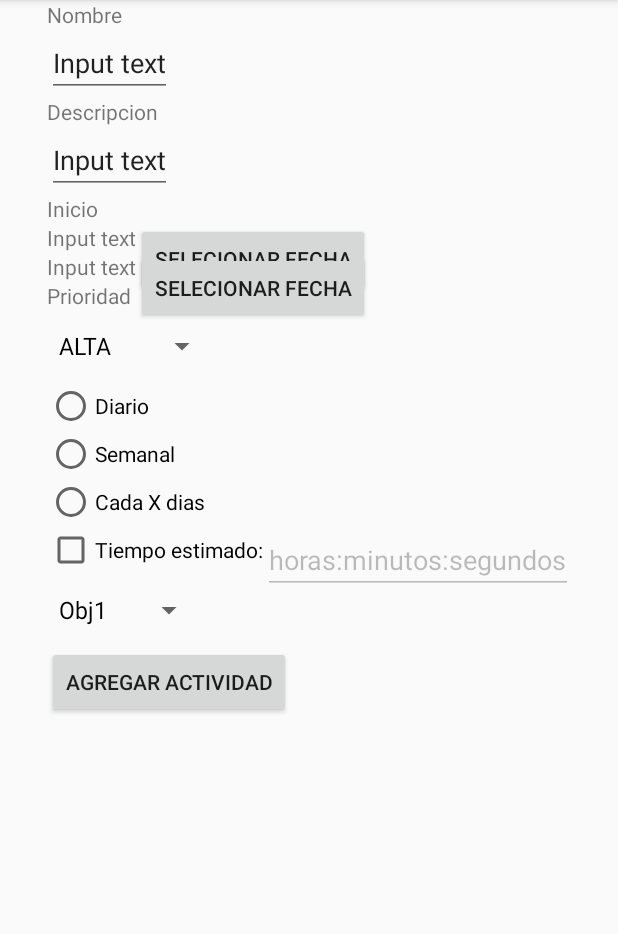
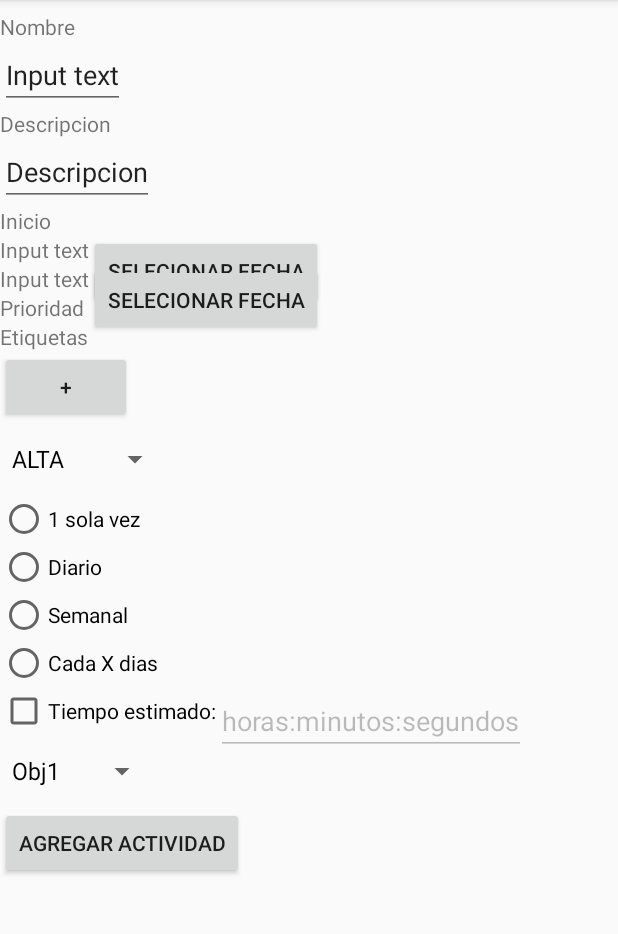
Before and after one commit to hugo-chavar/GestorVidaRepo, an Android app: the fragment AgregarActividadFragment placed in its activity, on a phone screen of 412 x 824 dp, the part 84-1018 px from its top. Run offline under Robolectric (Android 15) with nearby library versions, the phone set to English and light mode, and no system bars.

Commit message:
Al agregar actividades se pueden agregar etiquetas y se muestra en el layout

```diff
--- a/app/src/main/res/layout/activity_agregar_actividad.xml
+++ b/app/src/main/res/layout/activity_agregar_actividad.xml
@@ -16,12 +16,10 @@
             android:layout_width="wrap_content"
             android:layout_height="wrap_content"
             android:text="Nombre"
-            app:layout_constraintBottom_toBottomOf="parent"
             app:layout_constraintLeft_toLeftOf="parent"
-            app:layout_constraintRight_toRightOf="parent"
 
-            android:layout_marginBottom="475dp"
-            android:layout_marginRight="300dp" />
+            app:layout_constraintTop_toTopOf="parent"
+            android:layout_marginTop="8dp" />
 
         <EditText
             android:id="@+id/edittextNombre"
@@ -43,7 +41,7 @@
             android:id="@+id/edittextDescripcion"
             android:layout_width="wrap_content"
             android:layout_height="wrap_content"
-            android:text="Input text" android:inputType="text"
+            android:text="Descripcion" android:inputType="text"
             app:layout_constraintTop_toBottomOf="@+id/textDescripcion"
             app:layout_constraintLeft_toLeftOf="@+id/textDescripcion"/>
 
@@ -99,8 +97,17 @@
             android:id="@+id/spinnerPrioridades"
             android:layout_width="wrap_content"
             android:layout_height="wrap_content"
+            app:layout_constraintTop_toBottomOf="@+id/buttonAgregarEtiqueta"
+            app:layout_constraintLeft_toLeftOf="@+id/buttonAgregarEtiqueta" />
+
+        <TextView
+            android:id="@+id/textViewEtiquetas"
+            android:layout_width="wrap_content"
+            android:layout_height="wrap_content"
+            android:text="Etiquetas"
             app:layout_constraintTop_toBottomOf="@+id/textViewPrioridad"
-            app:layout_constraintLeft_toLeftOf="@+id/textViewPrioridad"/>
+            app:layout_constraintLeft_toLeftOf="@+id/textViewPrioridad" />
+
 
         <RadioGroup
             android:id="@+id/radioGroupPerioridicidad"
@@ -109,6 +116,13 @@
             android:orientation="vertical"
             app:layout_constraintTop_toBottomOf="@+id/spinnerPrioridades"
             app:layout_constraintLeft_toLeftOf="@+id/spinnerPrioridades">
+
+            <RadioButton
+                android:id="@+id/radioButtonPeriodicidad1SolaVez"
+                android:layout_width="wrap_content"
+                android:layout_height="wrap_content"
+                android:text="1 sola vez" />
+
             <RadioButton
                 android:id="@+id/radioButtonPeriodicidadDiario"
                 android:layout_height="wrap_content"
@@ -158,6 +172,24 @@
             app:layout_constraintTop_toBottomOf="@+id/spinnerObjetivos"
             app:layout_constraintLeft_toLeftOf="@+id/spinnerObjetivos" />
 
+
+        <LinearLayout
+            android:id="@+id/linearLayoutEtiquetas"
+            android:layout_width="wrap_content"
+            android:layout_height="wrap_content"
+            app:layout_constraintTop_toBottomOf="@+id/textViewEtiquetas"
+            app:layout_constraintLeft_toLeftOf="@+id/textViewEtiquetas"
+            android:orientation="vertical">
+        </LinearLayout>
+
+        <Button
+            android:id="@+id/buttonAgregarEtiqueta"
+            android:layout_width="wrap_content"
+            android:layout_height="wrap_content"
+            android:text="+"
+            app:layout_constraintTop_toBottomOf="@+id/linearLayoutEtiquetas"
+            app:layout_constraintLeft_toLeftOf="@+id/linearLayoutEtiquetas"/>
+
     </android.support.constraint.ConstraintLayout>
 
 
```
Also changed, not shown: app/src/main/java/ar/com/fiuba/tddp1/gestorvida/actividades/AgregarActividadFragment.java (+32 -0 lines).
